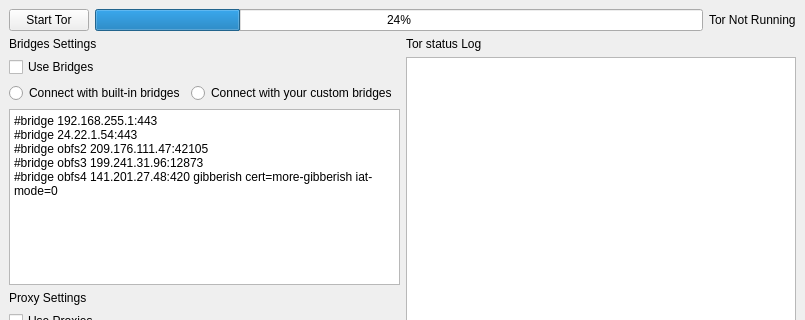
First picture: the form in OnionLauncher/ui_files/main.ui, repository infoengine1337/OnionLauncher-uhuru, before the edit; both pictures show x 0 to 805 and y 0 to 320 of the 805 by 551 pixel window.
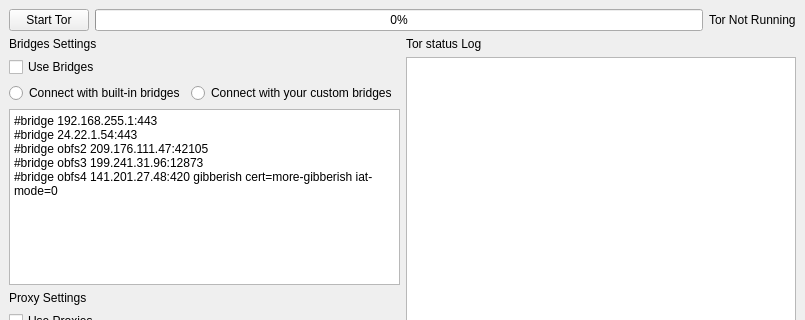
Second picture: the form after the edit.

Commit message: appearance mod

The edit to the form file:
```diff
--- a/OnionLauncher/ui_files/main.ui
+++ b/OnionLauncher/ui_files/main.ui
@@ -33,7 +33,7 @@
          </sizepolicy>
         </property>
         <property name="value">
-         <number>24</number>
+         <number>0</number>
         </property>
        </widget>
       </item>
```
The commit also changes 1 other file.
